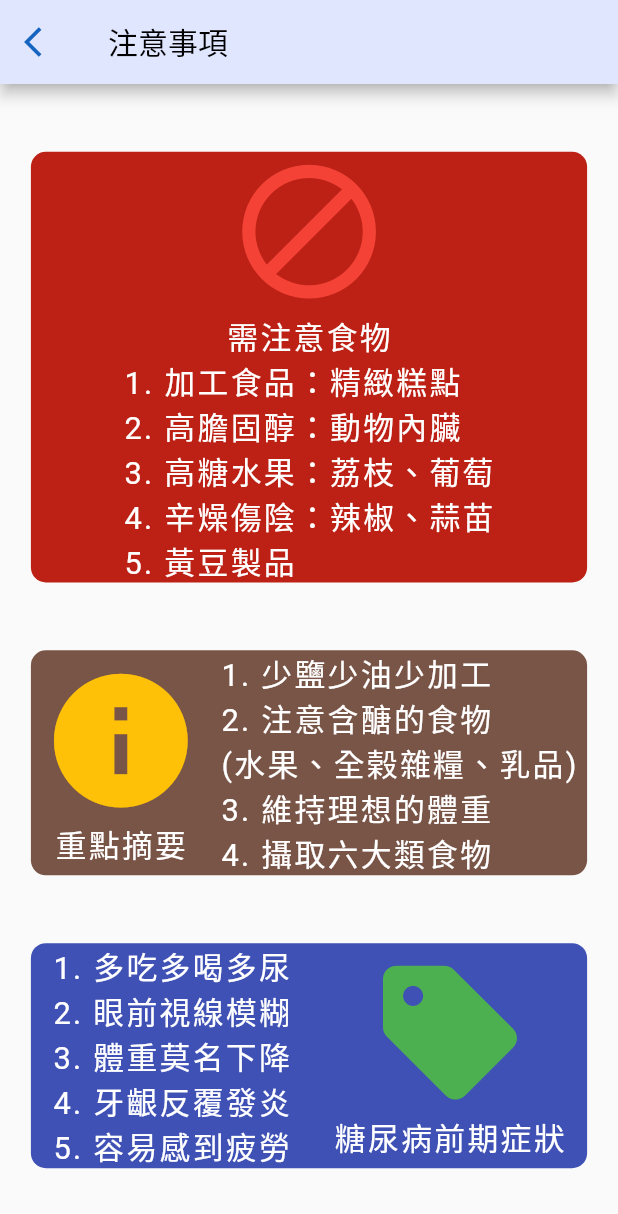
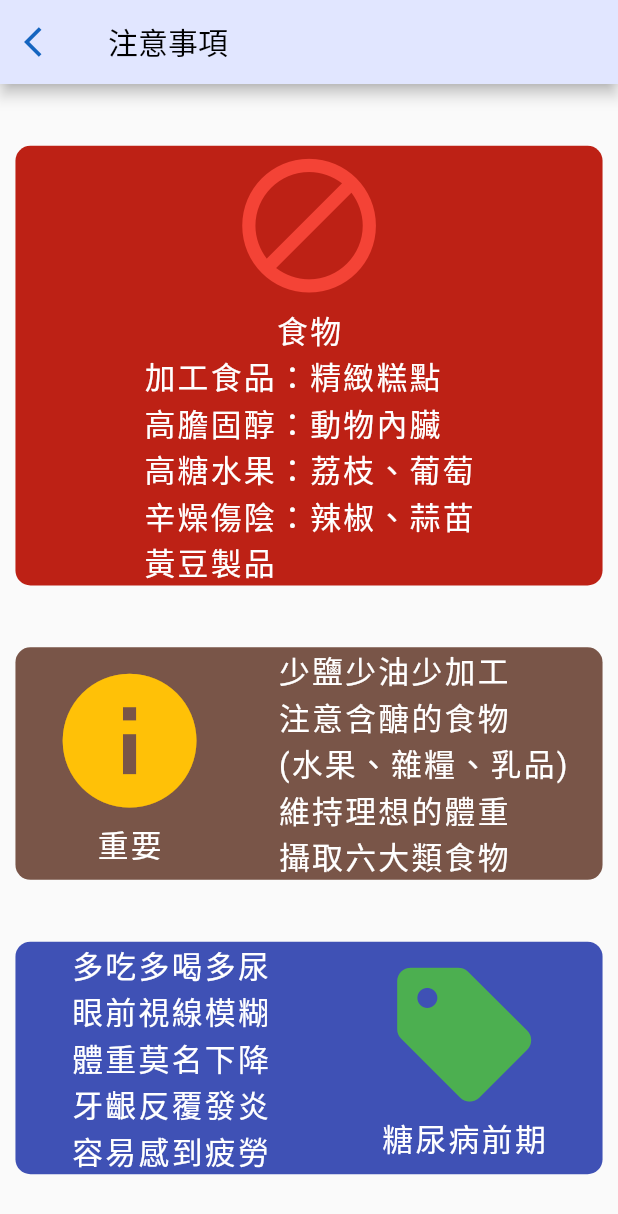
Before and after one commit to JamesLiu26/risk, a Flutter app: the Notice screen opened directly, on a phone screen of 412 x 824 dp. Shown: the top 1214 px of the screen. Run offline on Flutter 3.47's test engine with Material 2 defaults, Android fonts, the phone set to English and light mode, and no system bars; our stand-ins replace charts_flutter; missing offline and left inert: tflite_flutter.

Commit message:
2021/09/15 微調

```diff
--- a/lib/BottomNavigationBar/Home/notice.dart
+++ b/lib/BottomNavigationBar/Home/notice.dart
@@ -18,20 +18,20 @@ class Notice extends StatelessWidget {
                 mainAxisAlignment: MainAxisAlignment.spaceEvenly,
                 children: [
               block(
-                  size.width * 0.9,
+                  size.width * 0.95,
                   Color(0xffbd2115),
                   Column(
                       mainAxisAlignment: MainAxisAlignment.spaceAround,
                       children: [
                         Icon(Icons.block,
                             color: Colors.red, size: size.height * 0.13),
-                        textStyle("需注意食物", size.width * 0.05),
+                        textStyle("食物", size.width * 0.05),
                         textStyle(
-                            "1. 加工食品：精緻糕點\n2. 高膽固醇：動物內臟\n3. 高糖水果：荔枝、葡萄\n4. 辛燥傷陰：辣椒、蒜苗\n5. 黃豆製品",
+                            "加工食品：精緻糕點\n高膽固醇：動物內臟\n高糖水果：荔枝、葡萄\n辛燥傷陰：辣椒、蒜苗\n黃豆製品",
                             size.width * 0.05)
                       ])),
               block(
-                  size.width * 0.9,
+                  size.width * 0.95,
                   Colors.brown,
                   Row(
                       mainAxisAlignment: MainAxisAlignment.spaceAround,
@@ -39,26 +39,25 @@ class Notice extends StatelessWidget {
                         Column(children: [
                           Icon(Icons.info,
                               color: Colors.amber, size: size.height * 0.13),
-                          textStyle("重點摘要", size.width * 0.05)
+                          textStyle("重要", size.width * 0.05)
                         ]),
                         textStyle(
-                            "1. 少鹽少油少加工\n2. 注意含醣的食物\n(水果、全榖雜糧、乳品)\n3. 維持理想的體重\n4. 攝取六大類食物",
+                            "少鹽少油少加工\n注意含醣的食物\n(水果、雜糧、乳品)\n維持理想的體重\n攝取六大類食物",
                             size.width * 0.05)
                       ])),
               block(
-                  size.width * 0.9,
+                  size.width * 0.95,
                   Colors.indigo,
                   Row(
                       mainAxisAlignment: MainAxisAlignment.spaceAround,
                       children: [
-                        textStyle(
-                            "1. 多吃多喝多尿\n2. 眼前視線模糊\n3. 體重莫名下降\n4. 牙齦反覆發炎\n5. 容易感到疲勞",
+                        textStyle("多吃多喝多尿\n眼前視線模糊\n體重莫名下降\n牙齦反覆發炎\n容易感到疲勞",
                             size.width * 0.05),
                         Column(
                           children: [
                             Icon(Icons.sell,
                                 color: Colors.green, size: size.height * 0.13),
-                            textStyle("糖尿病前期症狀", size.width * 0.05)
+                            textStyle("糖尿病前期", size.width * 0.05)
                           ],
                         )
                       ]))
@@ -69,7 +68,10 @@ class Notice extends StatelessWidget {
 Text textStyle(String text, double fontSize) {
   return Text(text,
       style: TextStyle(
-          fontSize: fontSize, color: Colors.white, letterSpacing: 1.5));
+          fontSize: fontSize,
+          color: Colors.white,
+          letterSpacing: 1.5,
+          height: 1.5));
 }
 
 Container block(double width, Color color, Widget child) {
--- a/lib/login.dart
+++ b/lib/login.dart
@@ -129,6 +129,11 @@ class _LoginState extends State<Login> {
                 backgroundColor:
                     MaterialStateProperty.all<Color>(Colors.green)),
             onPressed: () {
+              FocusScopeNode focus = FocusScope.of(context);
+              // 把TextField的focus移掉
+              if (!focus.hasPrimaryFocus) {
+                focus.unfocus();
+              }
               setState(() {
                 // 傳遞錯誤訊息
                 showErrorPhone();
```
